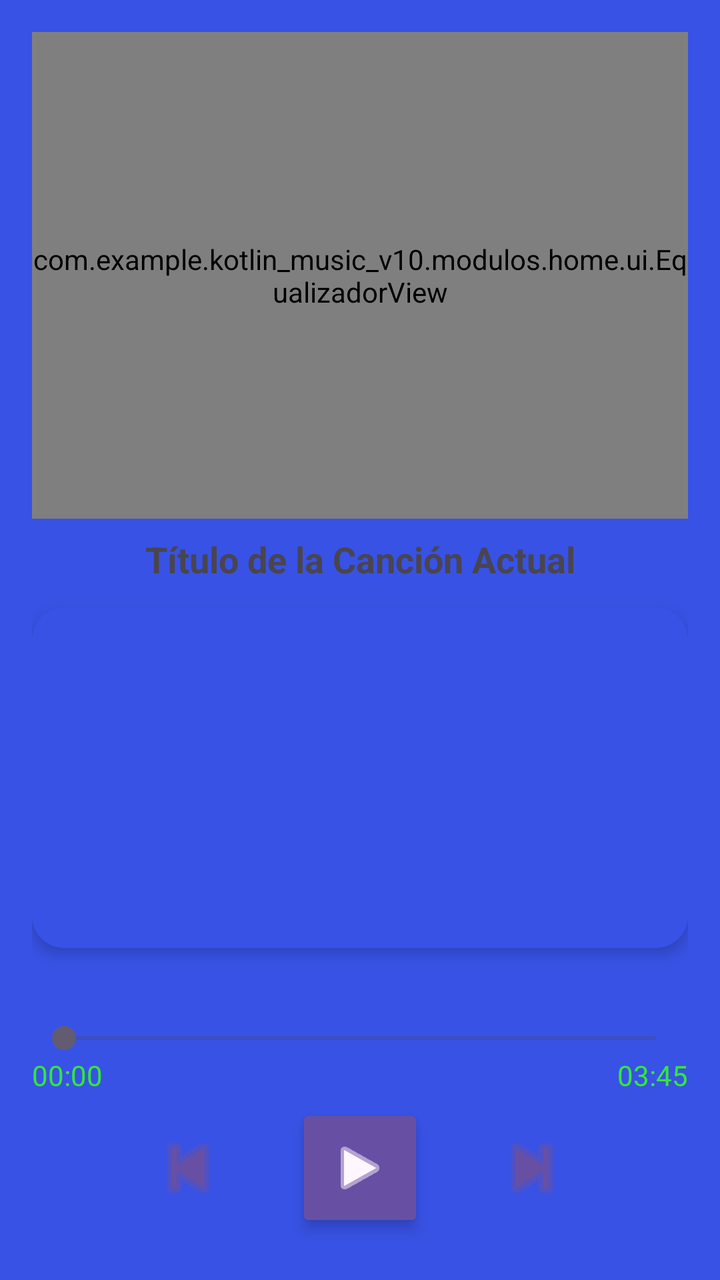
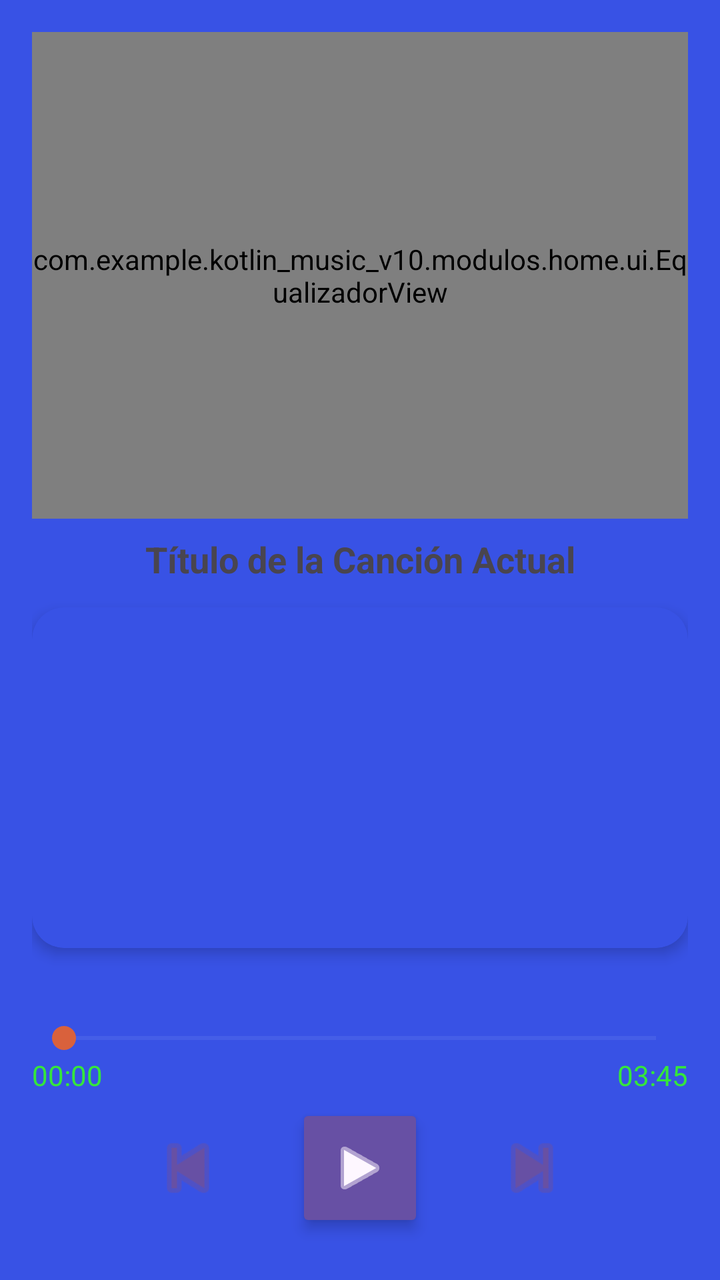

Before-and-after screenshots of an Android layout around one commit, followed by the original layout XML and the change that was made.
<!-- AndroidManifest.xml: application theme Theme.Kotlin_Music_V10 -->
<!-- res/layout/activity_main.xml -->
<?xml version="1.0" encoding="utf-8"?>
<androidx.constraintlayout.widget.ConstraintLayout
    xmlns:android="http://schemas.android.com/apk/res/android"
    xmlns:app="http://schemas.android.com/apk/res-auto"
    xmlns:tools="http://schemas.android.com/tools"
    android:layout_width="match_parent"
    android:layout_height="match_parent"
    android:background="@color/backcolor_app"
    android:padding="16dp"
    tools:context=".modulos.home.ui.MainActivity">

    
    <com.example.kotlin_music_v10.modulos.home.ui.EqualizadorView
        android:id="@+id/spectrumVisualizer"
        android:layout_width="0dp"
        android:layout_height="0dp"
        android:background="#05000000"
        app:layout_constraintHeight_percent="0.4"
        app:layout_constraintEnd_toEndOf="parent"
        app:layout_constraintStart_toStartOf="parent"
        app:layout_constraintTop_toTopOf="parent" />

    <TextView
        android:id="@+id/txtCancion"
        android:layout_width="0dp"
        android:layout_height="wrap_content"
        android:layout_marginTop="8dp"
        android:text="Título de la Canción Actual"
        android:textAlignment="center"
        android:textSize="18sp"
        android:textStyle="bold"
        android:maxLines="1"
        android:ellipsize="end"
        app:layout_constraintEnd_toEndOf="parent"
        app:layout_constraintStart_toStartOf="parent"
        app:layout_constraintTop_toBottomOf="@id/spectrumVisualizer" />

    
    <androidx.cardview.widget.CardView
        android:id="@+id/cardContenedorLista"
        android:layout_width="0dp"
        android:layout_height="0dp"
        android:layout_marginTop="12dp"
        android:layout_marginBottom="36dp"
        app:cardCornerRadius="16dp"
        app:cardElevation="4dp"
        app:cardBackgroundColor="@color/backcolor_app"
        app:layout_constraintBottom_toTopOf="@id/seekBarProgress"
        app:layout_constraintEnd_toEndOf="parent"
        app:layout_constraintStart_toStartOf="parent"
        app:layout_constraintTop_toBottomOf="@id/txtCancion">

        <androidx.recyclerview.widget.RecyclerView
            android:id="@+id/rvCanciones"
            android:layout_width="match_parent"
            android:layout_height="match_parent"
            android:padding="4dp"
            android:clipToPadding="false"
            tools:listitem="@layout/item_main" />

    </androidx.cardview.widget.CardView>

    
    <SeekBar
        android:id="@+id/seekBarProgress"
        android:layout_width="0dp"
        android:layout_height="wrap_content"
        android:layout_marginBottom="24dp"
        android:foreground="@color/primario"
        app:layout_constraintBottom_toTopOf="@id/btnPlay"
        app:layout_constraintEnd_toEndOf="parent"
        app:layout_constraintStart_toStartOf="parent" />

    <TextView
        android:id="@+id/txtProgreso"
        android:layout_width="wrap_content"
        android:layout_height="wrap_content"
        android:text="00:00"
        android:textSize="14sp"
        android:textColor="@color/secundario"
        app:layout_constraintStart_toStartOf="@id/seekBarProgress"
        app:layout_constraintTop_toBottomOf="@id/seekBarProgress" />

    <TextView
        android:id="@+id/txtDuracion"
        android:layout_width="wrap_content"
        android:layout_height="wrap_content"
        android:text="03:45"
        android:textSize="14sp"
        android:textColor="@color/secundario"
        app:layout_constraintEnd_toEndOf="@id/seekBarProgress"
        app:layout_constraintTop_toBottomOf="@id/seekBarProgress" />

    
    
    <ImageButton
        android:id="@+id/btnAtras"
        android:layout_width="44dp"
        android:layout_height="44dp"
        android:layout_marginEnd="32dp"
        android:background="?attr/selectableItemBackgroundBorderless"
        android:contentDescription="Atrás"
        android:scaleType="fitCenter"
        android:src="@android:drawable/ic_media_previous"
        app:tint="?attr/colorPrimary"
        app:layout_constraintBottom_toBottomOf="@id/btnPlay"
        app:layout_constraintEnd_toStartOf="@id/btnPlay"
        app:layout_constraintTop_toTopOf="@id/btnPlay" />

    
    <ImageButton
        android:id="@+id/btnPlay"
        android:layout_width="64dp"
        android:layout_height="64dp"
        android:layout_marginBottom="8dp"
        android:backgroundTint="?attr/colorPrimary"        android:elevation="4dp"
        android:contentDescription="Play o Pause"
        android:scaleType="centerInside"
        android:src="@android:drawable/ic_media_play"
        app:tint="?android:attr/colorBackground"
        app:layout_constraintBottom_toBottomOf="parent"
        app:layout_constraintEnd_toEndOf="parent"
        app:layout_constraintStart_toStartOf="parent" />

    
    <ImageButton
        android:id="@+id/btnAdelante"
        android:layout_width="44dp"
        android:layout_height="44dp"
        android:layout_marginStart="32dp"
        android:background="?attr/selectableItemBackgroundBorderless"
        android:contentDescription="Adelante"
        android:scaleType="fitCenter"
        android:src="@android:drawable/ic_media_next"
        app:tint="?attr/colorPrimary"
        app:layout_constraintBottom_toBottomOf="@id/btnPlay"
        app:layout_constraintStart_toEndOf="@id/btnPlay"
        app:layout_constraintTop_toTopOf="@id/btnPlay" />

</androidx.constraintlayout.widget.ConstraintLayout>
<!-- res/layout/item_main.xml (included above) -->
<?xml version="1.0" encoding="utf-8"?>
<androidx.cardview.widget.CardView
    xmlns:android="http://schemas.android.com/apk/res/android"
    xmlns:app="http://schemas.android.com/apk/res-auto"
    android:layout_width="match_parent"
    android:layout_height="wrap_content"
    android:clickable="true"
    android:focusable="true"
    android:layout_margin="4dp"
    android:foreground="?attr/selectableItemBackground"
    app:cardCornerRadius="12dp"
    app:cardElevation="2dp"
    app:cardBackgroundColor="@color/back_color_item">

    <LinearLayout
        android:layout_width="match_parent"
        android:layout_height="wrap_content"
        android:gravity="center_vertical"
        android:orientation="horizontal"
        android:padding="12dp">

        
        <ImageView
            android:id="@+id/imgPlay"
            android:layout_width="40dp"
            android:layout_height="40dp"
            android:padding="8dp"
            android:background="?attr/colorPrimary"
            android:backgroundTint="#1F000000"
            android:src="@android:drawable/ic_media_play"
            app:tint="?attr/colorPrimary"
            android:importantForAccessibility="no" />

        
        <TextView
            android:id="@+id/txtCancion"
            android:layout_width="0dp"
            android:layout_height="wrap_content"
            android:layout_weight="1"
            android:layout_marginStart="14dp"
            android:text="Nombre de la Canción"
            android:textColor="?android:attr/textColorPrimary"
            android:textSize="16sp"
            android:textStyle="bold"
            android:maxLines="1"
            android:ellipsize="end" />

        
        <TextView
            android:id="@+id/txtDuracion"
            android:layout_width="wrap_content"
            android:layout_height="wrap_content"
            android:layout_marginStart="12dp"
            android:text="00:00"
            android:textColor="?android:attr/textColorSecondary"
            android:textSize="14sp" />

    </LinearLayout>
</androidx.cardview.widget.CardView>
<!-- resources referenced by this layout -->
<resources>
  <color name="back_color_item">#697DEF</color>
  <color name="backcolor_app">#3852E5</color>
  <color name="primario">#D9613C</color>
  <color name="secundario">#35E63C</color>
  <style name="Theme.Kotlin_Music_V10" parent="Base.Theme.Kotlin_Music_V10" />
  <style name="Base.Theme.Kotlin_Music_V10" parent="Theme.Material3.DayNight.NoActionBar">
          
          
      </style>
</resources>

<!-- the commit's change to res/layout/activity_main.xml (unified diff, before → after) -->
@@ -66,7 +66,10 @@
         android:layout_width="0dp"
         android:layout_height="wrap_content"
         android:layout_marginBottom="24dp"
-        android:foreground="@color/primario"
+
+        android:progressTint="@color/primario"
+        android:thumbTint="@color/primario"
+        android:progressBackgroundTint="#40FFFFFF"
         app:layout_constraintBottom_toTopOf="@id/btnPlay"
         app:layout_constraintEnd_toEndOf="parent"
         app:layout_constraintStart_toStartOf="parent" />
